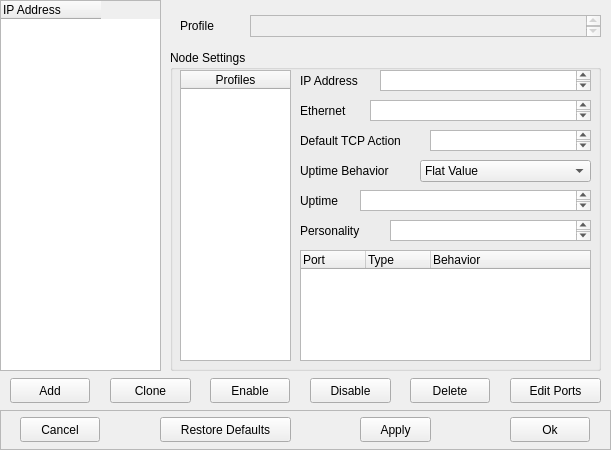
Above: NovaGUI/UI/nodePopup.ui from altf4/Nova before the change. Below: the same form after it.
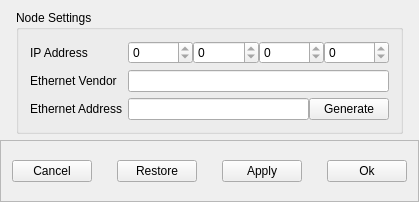
That is the form after the change.

Commit message:
NovaConfig: Node Editing changes
Implemented pop-up window for editing details specific for a Node, also
implemented a some placeholder actions.

At the time of this commit changing a node's IP address is fully functional

Items still need to implement, adding/cloning a node, customizing a
profile and changing node MAC addresses.  After that is completed the
only items left for configuring honeyd will be routes and advanced config.

Diff of the .ui file:
```diff
--- a/NovaGUI/UI/nodePopup.ui
+++ b/NovaGUI/UI/nodePopup.ui
@@ -6,474 +6,311 @@
    <rect>
     <x>0</x>
     <y>0</y>
-    <width>611</width>
-    <height>450</height>
+    <width>419</width>
+    <height>202</height>
    </rect>
   </property>
   <property name="windowTitle">
    <string>Node Settings</string>
   </property>
   <widget class="QWidget" name="centralwidget">
-   <widget class="QTreeWidget" name="nodeTreeWidget">
-    <property name="geometry">
-     <rect>
-      <x>0</x>
-      <y>0</y>
-      <width>161</width>
-      <height>371</height>
-     </rect>
+   <layout class="QGridLayout" name="gridLayout">
+    <property name="margin">
+     <number>0</number>
     </property>
-    <property name="verticalScrollBarPolicy">
-     <enum>Qt::ScrollBarAsNeeded</enum>
-    </property>
-    <property name="autoScroll">
-     <bool>false</bool>
-    </property>
-    <property name="textElideMode">
-     <enum>Qt::ElideRight</enum>
-    </property>
-    <property name="horizontalScrollMode">
-     <enum>QAbstractItemView::ScrollPerPixel</enum>
-    </property>
-    <property name="indentation">
-     <number>20</number>
-    </property>
-    <property name="rootIsDecorated">
-     <bool>true</bool>
-    </property>
-    <property name="uniformRowHeights">
-     <bool>false</bool>
-    </property>
-    <attribute name="headerVisible">
-     <bool>true</bool>
-    </attribute>
-    <attribute name="headerCascadingSectionResizes">
-     <bool>false</bool>
-    </attribute>
-    <attribute name="headerDefaultSectionSize">
-     <number>157</number>
-    </attribute>
-    <attribute name="headerHighlightSections">
-     <bool>false</bool>
-    </attribute>
-    <attribute name="headerMinimumSectionSize">
-     <number>25</number>
-    </attribute>
-    <attribute name="headerStretchLastSection">
-     <bool>false</bool>
-    </attribute>
-    <attribute name="headerCascadingSectionResizes">
-     <bool>false</bool>
-    </attribute>
-    <attribute name="headerDefaultSectionSize">
-     <number>157</number>
-    </attribute>
-    <attribute name="headerVisible">
-     <bool>true</bool>
-    </attribute>
-    <attribute name="headerMinimumSectionSize">
-     <number>25</number>
-    </attribute>
-    <attribute name="headerHighlightSections">
-     <bool>false</bool>
-    </attribute>
-    <attribute name="headerStretchLastSection">
-     <bool>false</bool>
-    </attribute>
-    <column>
-     <property name="text">
-      <string>IP Address</string>
-     </property>
-    </column>
-   </widget>
-   <widget class="QFrame" name="frame">
-    <property name="geometry">
-     <rect>
-      <x>0</x>
-      <y>410</y>
-      <width>611</width>
-      <height>40</height>
-     </rect>
-    </property>
-    <property name="frameShape">
-     <enum>QFrame::StyledPanel</enum>
-    </property>
-    <property name="frameShadow">
-     <enum>QFrame::Raised</enum>
-    </property>
-    <widget class="QPushButton" name="cancelButton">
-     <property name="geometry">
-      <rect>
-       <x>20</x>
-       <y>7</y>
-       <width>80</width>
-       <height>25</height>
-      </rect>
-     </property>
-     <property name="text">
-      <string>Cancel</string>
-     </property>
-    </widget>
-    <widget class="QPushButton" name="okButton">
-     <property name="geometry">
-      <rect>
-       <x>510</x>
-       <y>7</y>
-       <width>80</width>
-       <height>25</height>
-      </rect>
-     </property>
-     <property name="text">
-      <string>Ok</string>
-     </property>
-    </widget>
-    <widget class="QPushButton" name="defaultsButton">
-     <property name="geometry">
-      <rect>
-       <x>160</x>
-       <y>7</y>
-       <width>131</width>
-       <height>25</height>
-      </rect>
-     </property>
-     <property name="text">
-      <string>Restore Defaults</string>
-     </property>
-    </widget>
-    <widget class="QPushButton" name="applyButton">
-     <property name="geometry">
-      <rect>
-       <x>360</x>
-       <y>7</y>
-       <width>71</width>
-       <height>25</height>
-      </rect>
-     </property>
-     <property name="text">
-      <string>Apply</string>
-     </property>
-    </widget>
-   </widget>
-   <widget class="QLabel" name="profileLabel">
-    <property name="geometry">
-     <rect>
-      <x>180</x>
-      <y>15</y>
-      <width>71</width>
-      <height>22</height>
-     </rect>
-    </property>
-    <property name="text">
-     <string>Profile</string>
-    </property>
-   </widget>
-   <widget class="QTextEdit" name="profileEdit">
-    <property name="enabled">
-     <bool>false</bool>
-    </property>
-    <property name="geometry">
-     <rect>
-      <x>250</x>
-      <y>15</y>
-      <width>351</width>
-      <height>22</height>
-     </rect>
-    </property>
-   </widget>
-   <widget class="QGroupBox" name="nodeGroupBox">
-    <property name="geometry">
-     <rect>
-      <x>170</x>
-      <y>50</y>
-      <width>431</width>
-      <height>321</height>
-     </rect>
-    </property>
-    <property name="title">
-     <string>Node Settings</string>
-    </property>
-    <widget class="QTreeWidget" name="profileTreeWidget">
-     <property name="geometry">
-      <rect>
-       <x>10</x>
-       <y>20</y>
-       <width>111</width>
-       <height>291</height>
-      </rect>
-     </property>
-     <column>
-      <property name="text">
-       <string>Profiles</string>
+    <item row="1" column="1">
+     <widget class="QGroupBox" name="nodeGroupBox">
+      <property name="title">
+       <string>Node Settings</string>
       </property>
-      <property name="textAlignment">
-       <set>AlignHCenter|AlignVCenter|AlignCenter</set>
+      <layout class="QFormLayout" name="formLayout">
+       <property name="fieldGrowthPolicy">
+        <enum>QFormLayout::AllNonFixedFieldsGrow</enum>
+       </property>
+       <item row="0" column="0">
+        <widget class="QLabel" name="ipLabel">
+         <property name="toolTip">
+          <string>This is the IP Address the node will attempt to use when using static IP addressing.</string>
+         </property>
+         <property name="text">
+          <string>IP Address</string>
+         </property>
+        </widget>
+       </item>
+       <item row="0" column="1">
+        <layout class="QHBoxLayout" name="horizontalLayout_2">
+         <property name="spacing">
+          <number>0</number>
+         </property>
+         <item>
+          <widget class="QSpinBox" name="ipSpinBox0">
+           <property name="wrapping">
+            <bool>true</bool>
+           </property>
+           <property name="readOnly">
+            <bool>true</bool>
+           </property>
+           <property name="accelerated">
+            <bool>true</bool>
+           </property>
+           <property name="correctionMode">
+            <enum>QAbstractSpinBox::CorrectToNearestValue</enum>
+           </property>
+           <property name="maximum">
+            <number>255</number>
+           </property>
+          </widget>
+         </item>
+         <item>
+          <widget class="QSpinBox" name="ipSpinBox1">
+           <property name="wrapping">
+            <bool>true</bool>
+           </property>
+           <property name="readOnly">
+            <bool>true</bool>
+           </property>
+           <property name="accelerated">
+            <bool>true</bool>
+           </property>
+           <property name="correctionMode">
+            <enum>QAbstractSpinBox::CorrectToNearestValue</enum>
+           </property>
+           <property name="maximum">
+            <number>255</number>
+           </property>
+          </widget>
+         </item>
+         <item>
+          <widget class="QSpinBox" name="ipSpinBox2">
+           <property name="wrapping">
+            <bool>true</bool>
+           </property>
+           <property name="readOnly">
+            <bool>true</bool>
+           </property>
+           <property name="accelerated">
+            <bool>true</bool>
+           </property>
+           <property name="correctionMode">
+            <enum>QAbstractSpinBox::CorrectToNearestValue</enum>
+           </property>
+           <property name="maximum">
+            <number>255</number>
+           </property>
+          </widget>
+         </item>
+         <item>
+          <widget class="QSpinBox" name="ipSpinBox3">
+           <property name="wrapping">
+            <bool>true</bool>
+           </property>
+           <property name="readOnly">
+            <bool>true</bool>
+           </property>
+           <property name="accelerated">
+            <bool>true</bool>
+           </property>
+           <property name="correctionMode">
+            <enum>QAbstractSpinBox::CorrectToNearestValue</enum>
+           </property>
+           <property name="maximum">
+            <number>255</number>
+           </property>
+          </widget>
+         </item>
+        </layout>
+       </item>
+       <item row="1" column="0">
+        <widget class="QLabel" name="ethernetLabel">
+         <property name="toolTip">
+          <string>The prefix of the ethernet address is determined by the ethernet vendor, to change this either edit the node's profile or create a custom profile for the node.</string>
+         </property>
+         <property name="text">
+          <string>Ethernet Vendor</string>
+         </property>
+        </widget>
+       </item>
+       <item row="1" column="1">
+        <widget class="QLineEdit" name="ethernetVendorEdit">
+         <property name="toolTip">
+          <string>The prefix of the ethernet address is determined by the ethernet vendor, to change this either edit the node's profile or create a custom profile for the node.</string>
+         </property>
+         <property name="readOnly">
+          <bool>true</bool>
+         </property>
+        </widget>
+       </item>
+       <item row="2" column="0">
+        <widget class="QLabel" name="macLabel">
+         <property name="toolTip">
+          <string>This is the MAC address the node will use when replying to arp requests or attempting to get a DHCP lease on an IP Address.</string>
+         </property>
+         <property name="text">
+          <string>Ethernet Address</string>
+         </property>
+        </widget>
+       </item>
+       <item row="2" column="1">
+        <layout class="QHBoxLayout" name="ethernetHBox">
+         <property name="spacing">
+          <number>0</number>
+         </property>
+         <item>
+          <widget class="QLineEdit" name="ethernetEdit">
+           <property name="toolTip">
+            <string>This is the MAC address the node will use when replying to arp requests or attempting to get a DHCP lease on an IP Address. To auto generate a MAC address current unused by the Haystack press generate.</string>
+           </property>
+          </widget>
+         </item>
+         <item>
+          <widget class="QPushButton" name="generateButton">
+           <property name="toolTip">
+            <string>Generates a MAC address currently unused by the Haystack using the Ethernet Vendor to determine the prefix.</string>
+           </property>
+           <property name="text">
+            <string>Generate</string>
+           </property>
+          </widget>
+         </item>
+        </layout>
+       </item>
+      </layout>
+     </widget>
+    </item>
+    <item row="2" column="0" colspan="3">
+     <widget class="QFrame" name="bBox">
+      <property name="sizePolicy">
+       <sizepolicy hsizetype="Preferred" vsizetype="Minimum">
+        <horstretch>0</horstretch>
+        <verstretch>0</verstretch>
+       </sizepolicy>
       </property>
-     </column>
-    </widget>
-    <widget class="QLabel" name="uptimeLabel">
-     <property name="geometry">
-      <rect>
-       <x>130</x>
-       <y>140</y>
-       <width>57</width>
-       <height>22</height>
-      </rect>
-     </property>
-     <property name="text">
-      <string>Uptime</string>
-     </property>
-    </widget>
-    <widget class="QLabel" name="ethernetLabel">
-     <property name="geometry">
-      <rect>
-       <x>130</x>
-       <y>50</y>
-       <width>57</width>
-       <height>22</height>
-      </rect>
-     </property>
-     <property name="text">
-      <string>Ethernet</string>
-     </property>
-    </widget>
-    <widget class="QLabel" name="tcpActionLabel">
-     <property name="geometry">
-      <rect>
-       <x>130</x>
-       <y>80</y>
-       <width>121</width>
-       <height>22</height>
-      </rect>
-     </property>
-     <property name="text">
-      <string>Default TCP Action</string>
-     </property>
-    </widget>
-    <widget class="QLabel" name="uptimeBehaviorLabel">
-     <property name="geometry">
-      <rect>
-       <x>130</x>
-       <y>110</y>
-       <width>111</width>
-       <height>22</height>
-      </rect>
-     </property>
-     <property name="text">
-      <string>Uptime Behavior</string>
-     </property>
-    </widget>
-    <widget class="QLabel" name="ipLabel">
-     <property name="geometry">
-      <rect>
-       <x>130</x>
-       <y>20</y>
-       <width>81</width>
-       <height>22</height>
-      </rect>
-     </property>
-     <property name="text">
-      <string>IP Address</string>
-     </property>
-    </widget>
-    <widget class="QComboBox" name="uptimeBehaviorComboBox">
-     <property name="geometry">
-      <rect>
-       <x>250</x>
-       <y>110</y>
-       <width>171</width>
-       <height>22</height>
-      </rect>
-     </property>
-     <item>
-      <property name="text">
-       <string>Flat Value</string>
+      <property name="frameShape">
+       <enum>QFrame::StyledPanel</enum>
       </property>
-     </item>
-     <item>
-      <property name="text">
-       <string>Random in Range</string>
+      <property name="frameShadow">
+       <enum>QFrame::Raised</enum>
       </property>
-     </item>
-    </widget>
-    <widget class="QTextEdit" name="uptimeEdit">
-     <property name="geometry">
-      <rect>
-       <x>190</x>
-       <y>140</y>
-       <width>231</width>
-       <height>21</height>
-      </rect>
-     </property>
-    </widget>
-    <widget class="QTextEdit" name="tcpActionEdit">
-     <property name="geometry">
-      <rect>
-       <x>260</x>
-       <y>80</y>
-       <width>161</width>
-       <height>21</height>
-      </rect>
-     </property>
-    </widget>
-    <widget class="QTextEdit" name="ethernetEdit">
-     <property name="geometry">
-      <rect>
-       <x>200</x>
-       <y>50</y>
-       <width>221</width>
-       <height>21</height>
-      </rect>
-     </property>
-    </widget>
-    <widget class="QTextEdit" name="ipEdit">
-     <property name="geometry">
-      <rect>
-       <x>210</x>
-       <y>20</y>
-       <width>211</width>
-       <height>21</height>
-      </rect>
-     </property>
-    </widget>
-    <widget class="QTreeWidget" name="portTreeWidget">
-     <property name="geometry">
-      <rect>
-       <x>130</x>
-       <y>200</y>
-       <width>291</width>
-       <height>111</height>
-      </rect>
-     </property>
-     <attribute name="headerDefaultSectionSize">
-      <number>65</number>
-     </attribute>
-     <attribute name="headerStretchLastSection">
-      <bool>true</bool>
-     </attribute>
-     <attribute name="headerDefaultSectionSize">
-      <number>65</number>
-     </attribute>
-     <attribute name="headerStretchLastSection">
-      <bool>true</bool>
-     </attribute>
-     <column>
-      <property name="text">
-       <string>Port</string>
+      <layout class="QHBoxLayout" name="horizontalLayout">
+       <item>
+        <widget class="QPushButton" name="cancelButton">
+         <property name="text">
+          <string>Cancel</string>
+         </property>
+        </widget>
+       </item>
+       <item>
+        <spacer name="bBoxHSpacer_2">
+         <property name="orientation">
+          <enum>Qt::Horizontal</enum>
+         </property>
+         <property name="sizeHint" stdset="0">
+          <size>
+           <width>40</width>
+           <height>20</height>
+          </size>
+         </property>
+        </spacer>
+       </item>
+       <item>
+        <widget class="QPushButton" name="restoreButton">
+         <property name="text">
+          <string>Restore</string>
+         </property>
+        </widget>
+       </item>
+       <item>
+        <spacer name="bBoxHSpacer_3">
+         <property name="orientation">
+          <enum>Qt::Horizontal</enum>
+         </property>
+         <property name="sizeHint" stdset="0">
+          <size>
+           <width>40</width>
+           <height>20</height>
+          </size>
+         </property>
+        </spacer>
+       </item>
+       <item>
+        <widget class="QPushButton" name="applyButton">
+         <property name="text">
+          <string>Apply</string>
+         </property>
+        </widget>
+       </item>
+       <item>
+        <spacer name="bBoxHSpacer">
+         <property name="orientation">
+          <enum>Qt::Horizontal</enum>
+         </property>
+         <property name="sizeHint" stdset="0">
+          <size>
+           <width>40</width>
+           <height>20</height>
+          </size>
+         </property>
+        </spacer>
+       </item>
+       <item>
+        <widget class="QPushButton" name="okButton">
+         <property name="text">
+          <string>Ok</string>
+         </property>
+        </widget>
+       </item>
+      </layout>
+     </widget>
+    </item>
+    <item row="1" column="0">
+     <spacer name="groupLHSpacer">
+      <property name="orientation">
+       <enum>Qt::Horizontal</enum>
       </property>
-     </column>
-     <column>
-      <property name="text">
-       <string>Type</string>
+      <property name="sizeType">
+       <enum>QSizePolicy::Fixed</enum>
       </property>
-     </column>
-     <column>
-      <property name="text">
-       <string>Behavior</string>
+      <property name="sizeHint" stdset="0">
+       <size>
+        <width>10</width>
+        <height>20</height>
+       </size>
       </property>
-     </column>
-    </widget>
-    <widget class="QTextEdit" name="personalityEdit">
-     <property name="geometry">
-      <rect>
-       <x>220</x>
-       <y>170</y>
-       <width>201</width>
-       <height>21</height>
-      </rect>
-     </property>
-    </widget>
-    <widget class="QLabel" name="personalityLabel">
-     <property name="geometry">
-      <rect>
-       <x>130</x>
-       <y>170</y>
-       <width>81</width>
-       <height>22</height>
-      </rect>
-     </property>
-     <property name="text">
-      <string>Personality</string>
-     </property>
-    </widget>
-   </widget>
-   <widget class="QPushButton" name="cloneButton">
-    <property name="geometry">
-     <rect>
-      <x>110</x>
-      <y>378</y>
-      <width>81</width>
-      <height>25</height>
-     </rect>
-    </property>
-    <property name="text">
-     <string>Clone</string>
-    </property>
-   </widget>
-   <widget class="QPushButton" name="editPortsButton">
-    <property name="geometry">
-     <rect>
-      <x>510</x>
-      <y>378</y>
-      <width>91</width>
-      <height>25</height>
-     </rect>
-    </property>
-    <property name="text">
-     <string>Edit Ports</string>
-    </property>
-   </widget>
-   <widget class="QPushButton" name="addButton">
-    <property name="geometry">
-     <rect>
-      <x>10</x>
-      <y>378</y>
-      <width>80</width>
-      <height>25</height>
-     </rect>
-    </property>
-    <property name="text">
-     <string>Add</string>
-    </property>
-   </widget>
-   <widget class="QPushButton" name="enableButton">
-    <property name="geometry">
-     <rect>
-      <x>210</x>
-      <y>378</y>
-      <width>80</width>
-      <height>25</height>
-     </rect>
-    </property>
-    <property name="text">
-     <string>Enable</string>
-    </property>
-   </widget>
-   <widget class="QPushButton" name="deleteButton">
-    <property name="geometry">
-     <rect>
-      <x>410</x>
-      <y>378</y>
-      <width>80</width>
-      <height>25</height>
-     </rect>
-    </property>
-    <property name="text">
-     <string>Delete</string>
-    </property>
-   </widget>
-   <widget class="QPushButton" name="disableButton">
-    <property name="geometry">
-     <rect>
-      <x>310</x>
-      <y>378</y>
-      <width>81</width>
-      <height>25</height>
-     </rect>
-    </property>
-    <property name="text">
-     <string>Disable</string>
-    </property>
-   </widget>
+     </spacer>
+    </item>
+    <item row="0" column="1">
+     <spacer name="groupVSpacer">
+      <property name="orientation">
+       <enum>Qt::Vertical</enum>
+      </property>
+      <property name="sizeType">
+       <enum>QSizePolicy::Fixed</enum>
+      </property>
+      <property name="sizeHint" stdset="0">
+       <size>
+        <width>10</width>
+        <height>10</height>
+       </size>
+      </property>
+     </spacer>
+    </item>
+    <item row="1" column="2">
+     <spacer name="groupRHSpacer">
+      <property name="orientation">
+       <enum>Qt::Horizontal</enum>
+      </property>
+      <property name="sizeType">
+       <enum>QSizePolicy::Fixed</enum>
+      </property>
+      <property name="sizeHint" stdset="0">
+       <size>
+        <width>10</width>
+        <height>20</height>
+       </size>
+      </property>
+     </spacer>
+    </item>
+   </layout>
   </widget>
  </widget>
  <layoutdefault spacing="6" margin="11"/>
```
Left out of the diff: 3 changed lines with no effect on the pictures. The commit also changes 8 other files.
